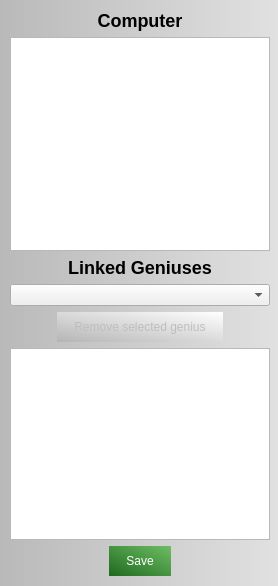
Before: the Qt Designer form editrelationcg.ui in danielm15/VLN1-2016-Hopur_16, drawn with Qt 5.
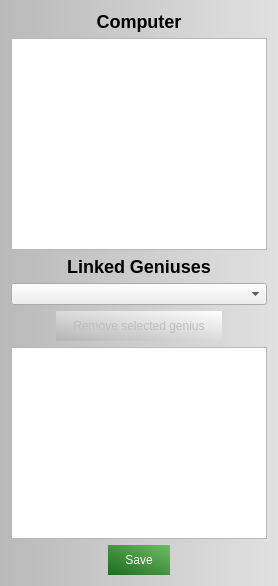
After: the same form once the commit is applied. Icons and pictures are not drawn.

Diff of the .ui file:
```diff
--- a/editrelationcg.ui
+++ b/editrelationcg.ui
@@ -23,15 +23,8 @@
 background-color: qlineargradient(spread:pad, x1:0, y1:0, x2:1, y2:0, stop:0 rgba(185, 185, 185, 255), stop:1 rgba(225, 225, 225, 255));
 }</string>
   </property>
-  <widget class="QWidget" name="layoutWidget">
-   <property name="geometry">
-    <rect>
-     <x>10</x>
-     <y>10</y>
-     <width>260</width>
-     <height>566</height>
-    </rect>
-   </property>
+  <layout class="QHBoxLayout" name="horizontalLayout">
+   <item>
    <layout class="QVBoxLayout" name="verticalLayout_4">
     <item>
      <layout class="QVBoxLayout" name="verticalLayout_5">
@@ -118,7 +111,8 @@
      </widget>
     </item>
    </layout>
-  </widget>
+   </item>
+  </layout>
  </widget>
  <resources/>
  <connections/>
```
Lines whose indentation alone changed are shown as unchanged.
